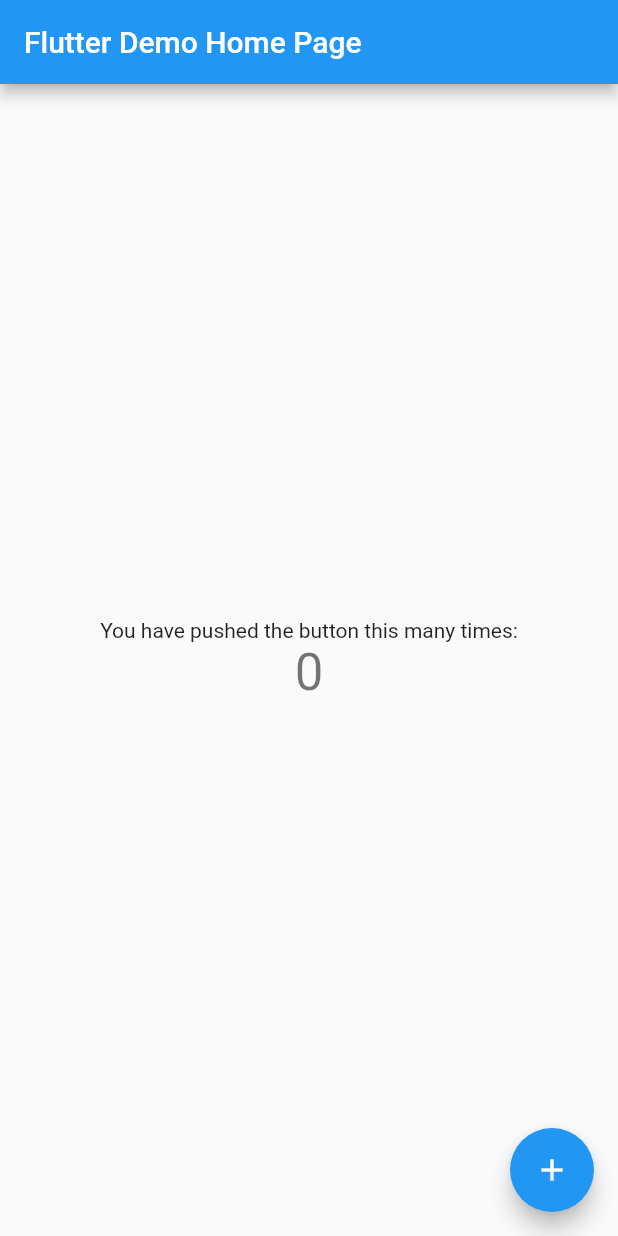
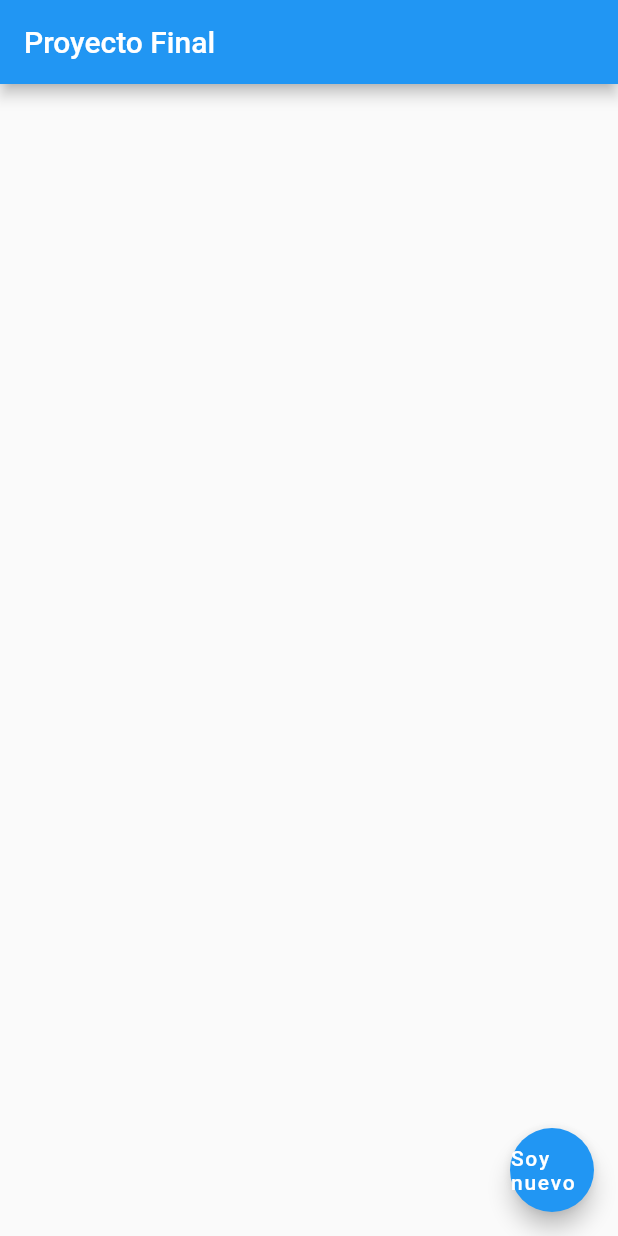
Before and after one commit to Memotets/ProyectoMovilesFlutter, a Flutter app: the screen it shows after launch, on a phone screen of 412 x 824 dp. Run offline on Flutter 3.47's test engine with Material 2 defaults, Android fonts, the phone set to English and light mode, and no system bars; our stand-ins replace sqflite; accounts and stored records are empty; statements that could not run were skipped.

Commit message:
Pequeños cambios de la base, uso de autoincrementos, posible forma de eliminar elementos (?

```diff
--- a/proyect/lib/main.dart
+++ b/proyect/lib/main.dart
@@ -7,26 +7,17 @@ class MyApp extends StatelessWidget {
   @override
   Widget build(BuildContext context) {
     return MaterialApp(
-      title: 'Flutter Demo',
+      title: 'Proyecto Final',
       theme: ThemeData(
         primarySwatch: Colors.blue,
       ),
-      home: MyHomePage(title: 'Flutter Demo Home Page'),
+      home: MyHomePage(title: 'Proyecto Final'),
     );
   }
 }
 
 class MyHomePage extends StatefulWidget {
   MyHomePage({Key key, this.title}) : super(key: key);
-
-  // This widget is the home page of your application. It is stateful, meaning
-  // that it has a State object (defined below) that contains fields that affect
-  // how it looks.
-
-  // This class is the configuration for the state. It holds the values (in this
-  // case the title) provided by the parent (in this case the App widget) and
-  // used by the build method of the State. Fields in a Widget subclass are
-  // always marked "final".
 
   final String title;
 
@@ -35,67 +26,20 @@ class MyHomePage extends StatefulWidget {
 }
 
 class _MyHomePageState extends State<MyHomePage> {
-  int _counter = 0;
 
-  void _incrementCounter() {
-    setState(() {
-      // This call to setState tells the Flutter framework that something has
-      // changed in this State, which causes it to rerun the build method below
-      // so that the display can reflect the updated values. If we changed
-      // _counter without calling setState(), then the build method would not be
-      // called again, and so nothing would appear to happen.
-      _counter++;
-    });
-  }
 
   @override
   Widget build(BuildContext context) {
-    // This method is rerun every time setState is called, for instance as done
-    // by the _incrementCounter method above.
-    //
-    // The Flutter framework has been optimized to make rerunning build methods
-    // fast, so that you can just rebuild anything that needs updating rather
-    // than having to individually change instances of widgets.
     return Scaffold(
       appBar: AppBar(
-        // Here we take the value from the MyHomePage object that was created by
-        // the App.build method, and use it to set our appbar title.
         title: Text(widget.title),
       ),
       body: Center(
-        // Center is a layout widget. It takes a single child and positions it
-        // in the middle of the parent.
-        child: Column(
-          // Column is also a layout widget. It takes a list of children and
-          // arranges them vertically. By default, it sizes itself to fit its
-          // children horizontally, and tries to be as tall as its parent.
-          //
-          // Invoke "debug painting" (press "p" in the console, choose the
-          // "Toggle Debug Paint" action from the Flutter Inspector in Android
-          // Studio, or the "Toggle Debug Paint" command in Visual Studio Code)
-          // to see the wireframe for each widget.
-          //
-          // Column has various properties to control how it sizes itself and
-          // how it positions its children. Here we use mainAxisAlignment to
-          // center the children vertically; the main axis here is the vertical
-          // axis because Columns are vertical (the cross axis would be
-          // horizontal).
-          mainAxisAlignment: MainAxisAlignment.center,
-          children: <Widget>[
-            Text(
-              'You have pushed the button this many times:',
-            ),
-            Text(
-              '$_counter',
-              style: Theme.of(context).textTheme.display1,
-            ),
-          ],
-        ),
       ),
       floatingActionButton: FloatingActionButton(
         onPressed: _incrementCounter,
         tooltip: 'Increment',
-        child: Icon(Icons.add),
+        child: Text("Soy nuevo"),
       ), // This trailing comma makes auto-formatting nicer for build methods.
     );
   }
--- a/proyect/lib/models/Usuario.dart
+++ b/proyect/lib/models/Usuario.dart
@@ -1,18 +1,15 @@
 class Usuario{
-	String id;
 	String usuario;
 	String password;
 
-	Usuario({this.id,this.usuario,this.password});
+	Usuario({this.usuario,this.password});
 
 	Map<String, dynamic> toJson()=>{
-		"id":id,
 		"usuario":usuario,
 		"password":password
 	};
 
 	factory Usuario.fromJson(Map<String, dynamic> data)=> Usuario(
-		 id: data["id"],
 		 usuario:data["user"],
 		 password:data["password"]
 	);
```
Also changed, not shown: proyect/lib/Base.dart (+10 -4 lines).
